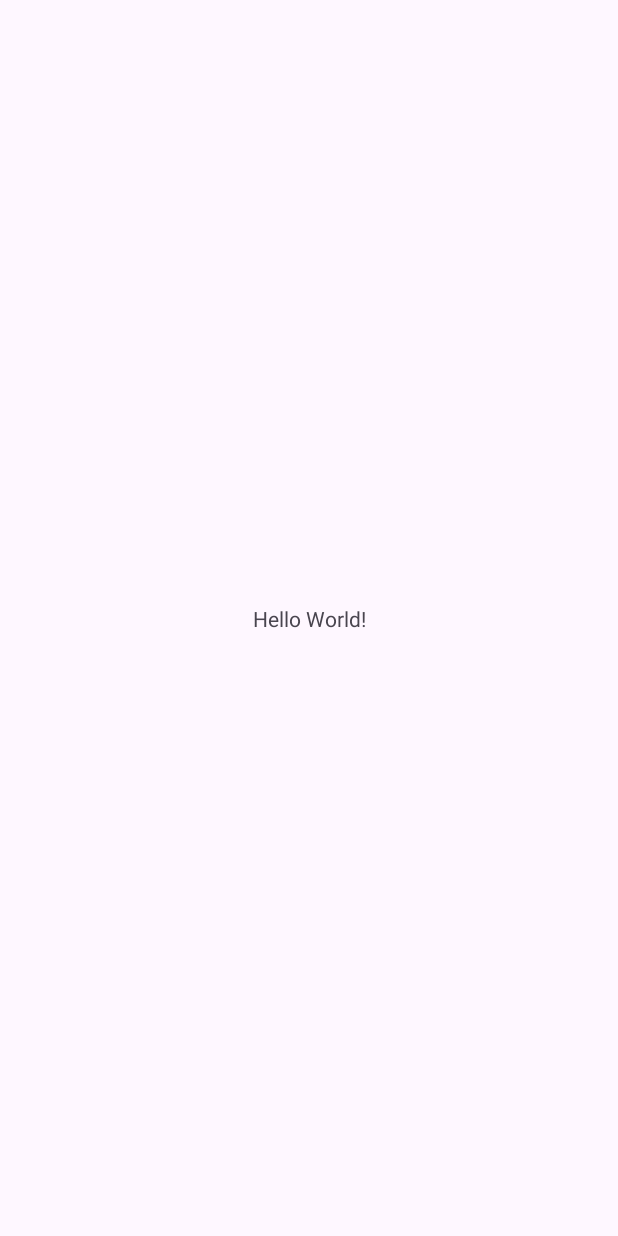
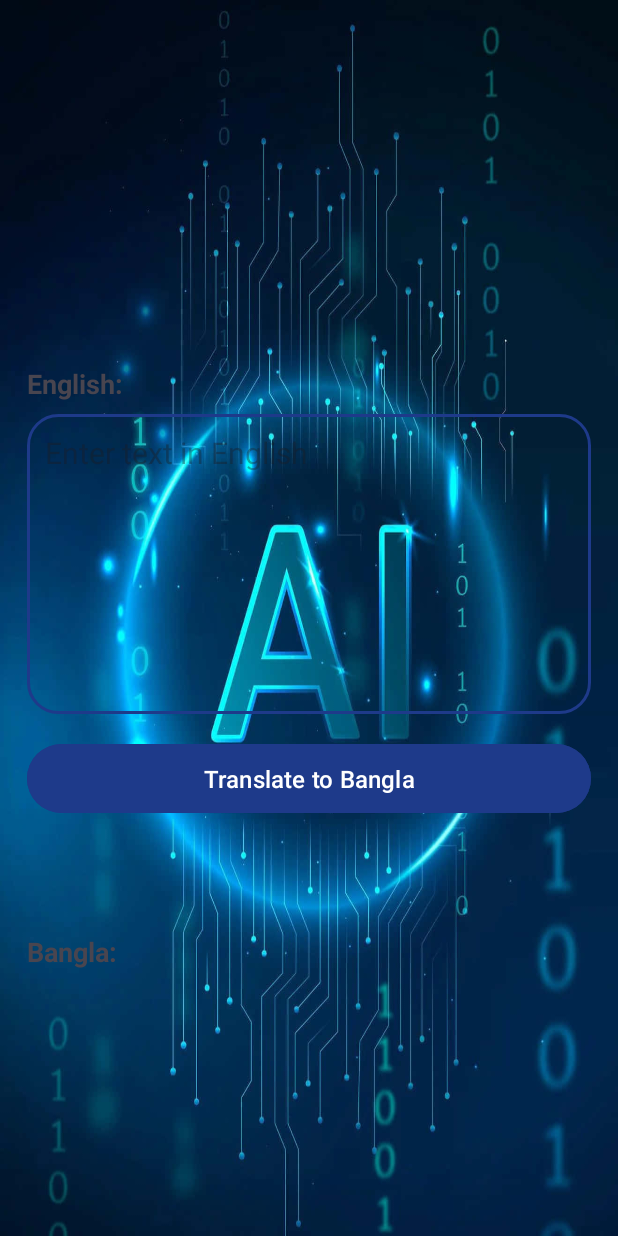
Before and after one commit to Niraviman-Singha/Translator-App, an Android app: the screen it shows after launch (MainActivity), on a phone screen of 412 x 824 dp. Before the commit the screen is almost empty. Run offline under Robolectric (Android 15) with nearby library versions, the phone set to English and light mode, and no system bars.

Commit message:
Translator App frontend design done.

```diff
--- a/app/build.gradle.kts
+++ b/app/build.gradle.kts
@@ -44,4 +44,6 @@ dependencies {
     testImplementation("junit:junit:4.13.2")
     androidTestImplementation("androidx.test.ext:junit:1.2.1")
     androidTestImplementation("androidx.test.espresso:espresso-core:3.6.1")
+
+    implementation ("com.google.mlkit:translate:17.0.3")
 }
--- /dev/null
+++ b/app/src/main/res/drawable/rounded_edittext.xml
@@ -0,0 +1,7 @@
+<?xml version="1.0" encoding="utf-8"?>
+<shape xmlns:android="http://schemas.android.com/apk/res/android">
+    <corners android:radius="20dp"></corners>
+    <stroke android:width="2dp"
+        android:color="@color/blue"></stroke>
+
+</shape>
--- a/app/src/main/res/layout/activity_main.xml
+++ b/app/src/main/res/layout/activity_main.xml
@@ -1,18 +1,77 @@
 <?xml version="1.0" encoding="utf-8"?>
-<androidx.constraintlayout.widget.ConstraintLayout xmlns:android="http://schemas.android.com/apk/res/android"
+<LinearLayout xmlns:android="http://schemas.android.com/apk/res/android"
     xmlns:app="http://schemas.android.com/apk/res-auto"
     xmlns:tools="http://schemas.android.com/tools"
     android:layout_width="match_parent"
     android:layout_height="match_parent"
+    android:background="@drawable/ai"
+    android:gravity="center|start"
+    android:orientation="vertical"
+    android:padding="18dp"
     tools:context=".MainActivity">
 
     <TextView
+        android:id="@+id/englishLabel"
         android:layout_width="wrap_content"
         android:layout_height="wrap_content"
-        android:text="Hello World!"
-        app:layout_constraintBottom_toBottomOf="parent"
-        app:layout_constraintEnd_toEndOf="parent"
-        app:layout_constraintStart_toStartOf="parent"
-        app:layout_constraintTop_toTopOf="parent" />
+        android:layout_marginTop="150dp"
+        android:layout_marginBottom="8dp"
+        android:text="English:"
+        android:textSize="18sp"
+        android:textStyle="bold">
 
-</androidx.constraintlayout.widget.ConstraintLayout>
+    </TextView>
+
+    <EditText
+        android:id="@+id/inputEditText"
+        android:layout_width="match_parent"
+        android:layout_height="200dp"
+        android:layout_marginBottom="16dp"
+        android:background="@drawable/rounded_edittext"
+        android:gravity="start"
+        android:hint="Enter text in English"
+        android:padding="12dp"
+        android:textSize="20sp">
+
+    </EditText>
+
+    <Button
+        android:id="@+id/translateButton"
+        android:layout_width="match_parent"
+        android:layout_height="wrap_content"
+        android:layout_gravity="center_horizontal"
+        android:layout_marginBottom="16dp"
+        android:backgroundTint="@color/blue"
+        android:padding="12dp"
+        android:text="Translate to Bangla"
+        android:textColor="@color/white"
+        android:textSize="16sp">
+
+    </Button>
+
+    <TextView
+        android:id="@+id/banglaLabel"
+        android:layout_width="wrap_content"
+        android:layout_height="wrap_content"
+        android:layout_marginTop="60dp"
+        android:layout_marginBottom="8dp"
+        android:text="Bangla:"
+        android:textSize="18sp"
+        android:textStyle="bold">
+
+    </TextView>
+
+    <TextView
+        android:id="@+id/outputText"
+        android:layout_width="match_parent"
+        android:layout_height="wrap_content"
+        android:gravity="center"
+        android:padding="12dp"
+        android:textColor="@color/blue"
+        android:textSize="38sp"
+        android:textStyle="bold">
+
+    </TextView>
+
+
+</LinearLayout>
--- a/app/src/main/res/values/colors.xml
+++ b/app/src/main/res/values/colors.xml
@@ -2,4 +2,5 @@
 <resources>
     <color name="black">#FF000000</color>
     <color name="white">#FFFFFFFF</color>
+    <color name="blue">#1E3A8A</color>
 </resources>
--- a/app/src/main/res/values/themes.xml
+++ b/app/src/main/res/values/themes.xml
@@ -2,7 +2,9 @@
     <!-- Base application theme. -->
     <style name="Base.Theme.TranslatorApp" parent="Theme.Material3.DayNight.NoActionBar">
         <!-- Customize your light theme here. -->
-        <!-- <item name="colorPrimary">@color/my_light_primary</item> -->
+        <item name="colorPrimary">@color/blue</item>
+        <item name="colorPrimaryVariant">@color/blue</item>
+        <item name="android:statusBarColor">@color/blue</item>
     </style>
 
     <style name="Theme.TranslatorApp" parent="Base.Theme.TranslatorApp" />
```
Also changed, not shown: app/src/main/res/drawable/ai.jpg (added).
